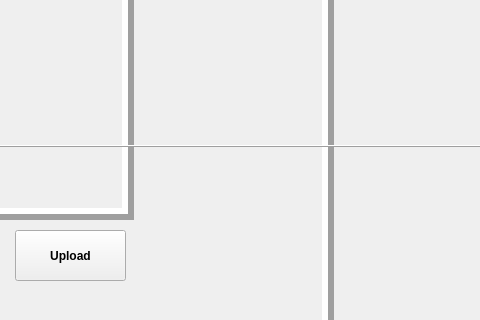
First picture: the form in loadui.ui, repository TruongDucDuong1109/Capture-And-Detect-Objection, before the edit; both pictures show x 715 to 1195 and y 480 to 800 of the 1500 by 800 pixel window.
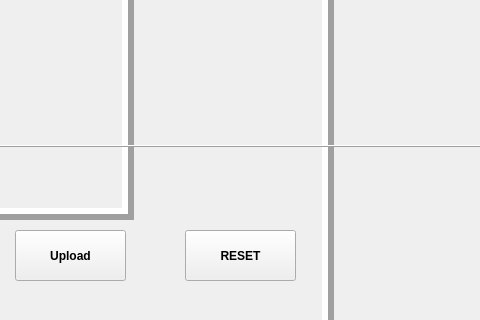
Second picture: the form after the edit.

```diff
--- a/loadui.ui
+++ b/loadui.ui
@@ -130,6 +130,28 @@
     <string>Capture</string>
    </property>
   </widget>
+  <widget class="QPushButton" name="RESET">
+   <property name="geometry">
+    <rect>
+     <x>900</x>
+     <y>710</y>
+     <width>111</width>
+     <height>51</height>
+    </rect>
+   </property>
+   <property name="font">
+    <font>
+     <weight>75</weight>
+     <bold>true</bold>
+    </font>
+   </property>
+   <property name="cursor">
+    <cursorShape>PointingHandCursor</cursorShape>
+   </property>
+   <property name="text">
+    <string>RESET</string>
+   </property>
+  </widget>
   <widget class="QPushButton" name="QUIT">
    <property name="geometry">
     <rect>
```
